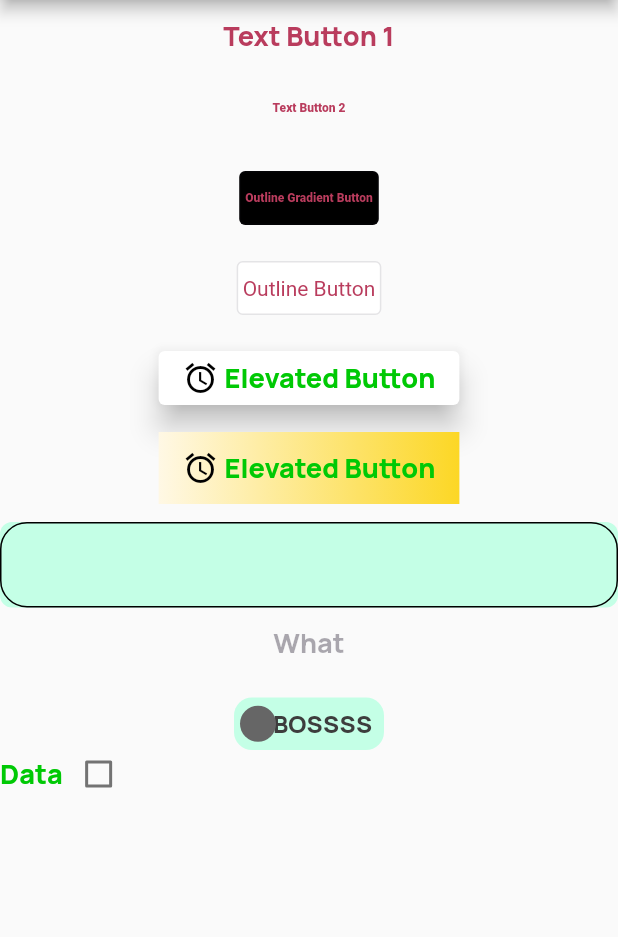
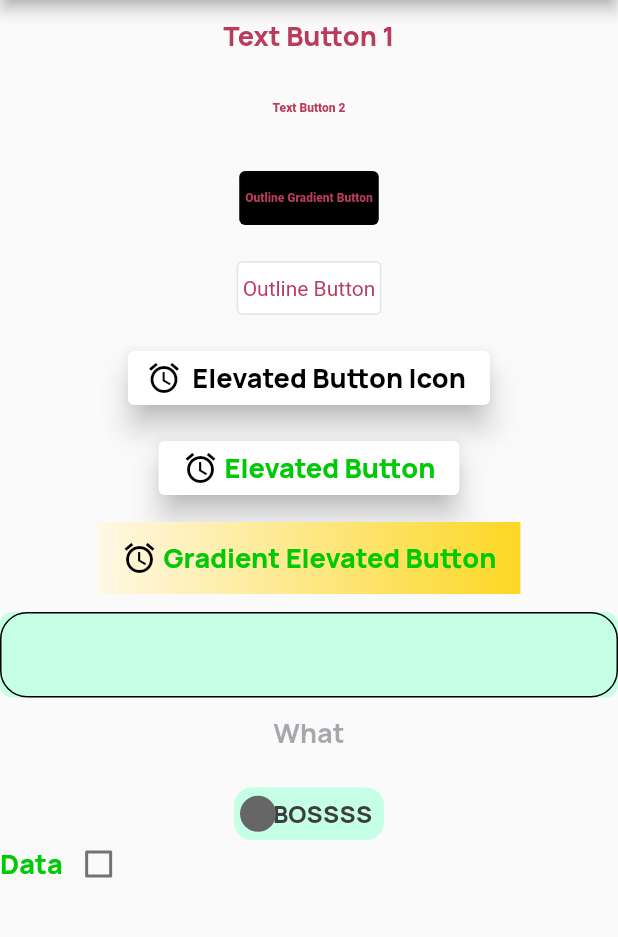
Before and after one commit to FLYINGKRIPTO/demo_class, a Flutter app: the screen it shows after launch, on a phone screen of 412 x 824 dp, the part 84-1021 px from its top. Run offline on Flutter 3.47's test engine with Material 2 defaults, Android fonts, the light colour scheme and no system bars; drawn by our look-alikes of flutter_switch.

Commit message:
Minor improvements custom_radio_button.dart

```diff
--- a/lib/main.dart
+++ b/lib/main.dart
@@ -101,7 +101,17 @@ class _MyHomePageState extends State<MyHomePage> {
               height: 12,
             ),
             CustomElevatedButton(
-              text: "Gradient Elevated Button",
+              text: " Elevated Button",
+              onTap: () {},
+              buttonStyle: ButtonThemeHelper.elevatedButtonWhite,
+              icon: const Icon(Icons.access_alarm_outlined),
+              label: const Text("Elevated Button Icon"),
+            ),
+            const SizedBox(
+              height: 12,
+            ),
+            CustomElevatedButton(
+              text: " Elevated Button",
               onTap: () {},
               buttonStyle: ButtonThemeHelper.elevatedButtonWhite,
               child: Row(
@@ -117,6 +127,7 @@ class _MyHomePageState extends State<MyHomePage> {
                   )
                 ],
               ),
+
             ),
             const SizedBox(
               height: 12,
@@ -137,7 +148,7 @@ class _MyHomePageState extends State<MyHomePage> {
                     width: 4,
                   ),
                   Text(
-                    "Elevated Button",
+                    "Gradient Elevated Button",
                     style: TextThemeHelper.displaySmallGreen600,
                   )
                 ],
@@ -164,7 +175,7 @@ class _MyHomePageState extends State<MyHomePage> {
               height: 12,
             ),
             CustomSwitch(
-              activeColor: ColorConstant.blackOlive,
+              activeColor: ColorConstant.green5,
               value: currentSwitchState,
               activeText: "COOL BOSS",
               onChanged: (f){
```
Also changed, not shown: lib/widgets/custom_radio_button.dart (+4 -4 lines).
